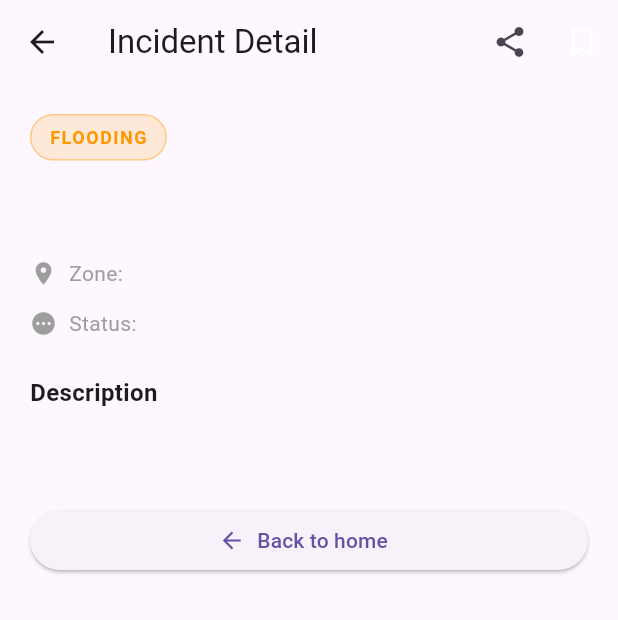
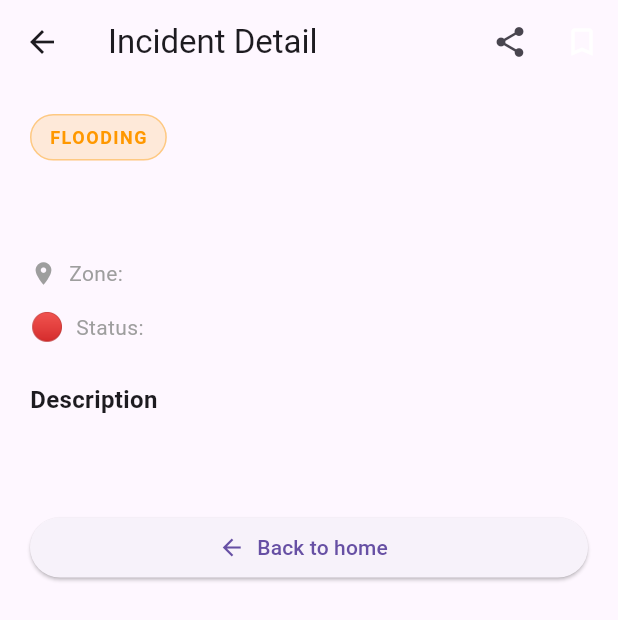
Before and after one commit to richardmijo/eva_loja_reporta, a Flutter app: the DetailScreen screen opened directly with empty values, on a phone screen of 412 x 824 dp. Shown: the top 620 px of the screen. Run offline on Flutter 3.47's test engine with Material 3 defaults, Android fonts, the phone set to English and light mode, and no system bars; our stand-ins replace dio, go_router; network calls fail.

Commit message:
upgrades details

```diff
--- a/lib/models/incident.dart
+++ b/lib/models/incident.dart
@@ -16,6 +16,9 @@ class Incident {
   final String description;
 
   bool get isResolved => status == 'resolved';
+
+  /// 🔴 pending, ✅ resolved (share text and UI alerts).
+  String get statusEmoji => isResolved ? '✅' : '🔴';
 
   factory Incident.fromJson(Map<String, dynamic> json) {
     return Incident(
--- a/lib/screens/detail_screen.dart
+++ b/lib/screens/detail_screen.dart
@@ -12,8 +12,7 @@ class DetailScreen extends StatelessWidget {
   final Incident incident;
 
   String _shareText() {
-    final emoji = incident.isResolved ? '✅' : '🔴';
-    return '$emoji, Incident in ${incident.zone}: ${incident.title} '
+    return '${incident.statusEmoji}, Incident in ${incident.zone}: ${incident.title} '
         'Status: ${incident.status} Reported on LojaReport . Loja, Ecuador';
   }
 
@@ -64,12 +63,12 @@ class DetailScreen extends StatelessWidget {
               style: const TextStyle(fontSize: 20, fontWeight: FontWeight.bold),
             ),
             const SizedBox(height: 20),
-            _buildRow(Icons.location_on, 'Zone', incident.zone),
+            _buildRow('Zone', incident.zone, leadingIcon: Icons.location_on),
             const SizedBox(height: 12),
             _buildRow(
-              isResolved ? Icons.check_circle : Icons.pending,
               'Status',
               incident.status.toUpperCase(),
+              leadingEmoji: incident.statusEmoji,
               valueColor: statusColor,
             ),
             const SizedBox(height: 24),
@@ -124,14 +123,18 @@ class DetailScreen extends StatelessWidget {
   }
 
   Widget _buildRow(
-    IconData icon,
     String label,
     String value, {
+    IconData? leadingIcon,
+    String? leadingEmoji,
     Color? valueColor,
   }) {
     return Row(
       children: [
-        Icon(icon, size: 18, color: Colors.grey),
+        if (leadingEmoji != null)
+          Text(leadingEmoji, style: const TextStyle(fontSize: 18))
+        else if (leadingIcon != null)
+          Icon(leadingIcon, size: 18, color: Colors.grey),
         const SizedBox(width: 8),
         Text(
           '$label: ',
```
Also changed, not shown: lib/screens/home_screen.dart (+5 -7 lines), 1 other file.
